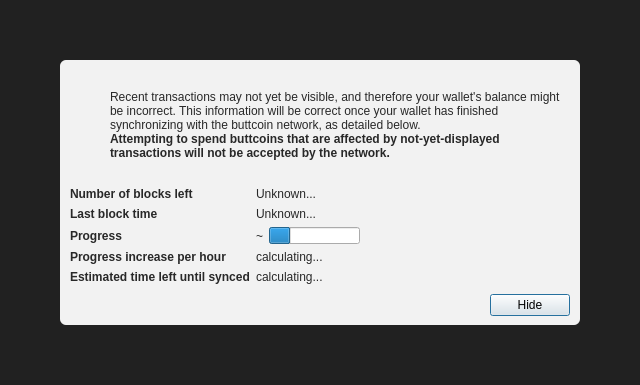
Above: src/qt/forms/modaloverlay.ui from arsepound/arsepound before the change. Below: the same form after it.
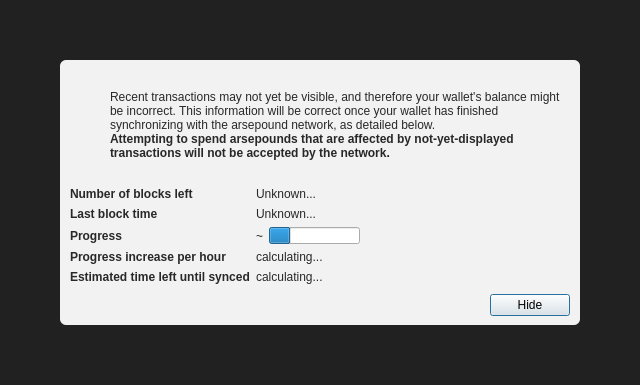
That is the form after the change. Icons and pictures are not drawn. Custom widgets are drawn as their Qt base class.

Commit message: ARSEPOUND IS BORN!

The edit to the form file:
```diff
--- a/src/qt/forms/modaloverlay.ui
+++ b/src/qt/forms/modaloverlay.ui
@@ -130,7 +130,7 @@
              <item>
               <widget class="QLabel" name="infoText">
                <property name="text">
-                <string>Recent transactions may not yet be visible, and therefore your wallet's balance might be incorrect. This information will be correct once your wallet has finished synchronizing with the buttcoin network, as detailed below.</string>
+                <string>Recent transactions may not yet be visible, and therefore your wallet's balance might be incorrect. This information will be correct once your wallet has finished synchronizing with the arsepound network, as detailed below.</string>
                </property>
                <property name="textFormat">
                 <enum>Qt::RichText</enum>
@@ -149,7 +149,7 @@
                 </font>
                </property>
                <property name="text">
-                <string>Attempting to spend buttcoins that are affected by not-yet-displayed transactions will not be accepted by the network.</string>
+                <string>Attempting to spend arsepounds that are affected by not-yet-displayed transactions will not be accepted by the network.</string>
                </property>
                <property name="textFormat">
                 <enum>Qt::RichText</enum>
```
The commit also changes 306 other files.
